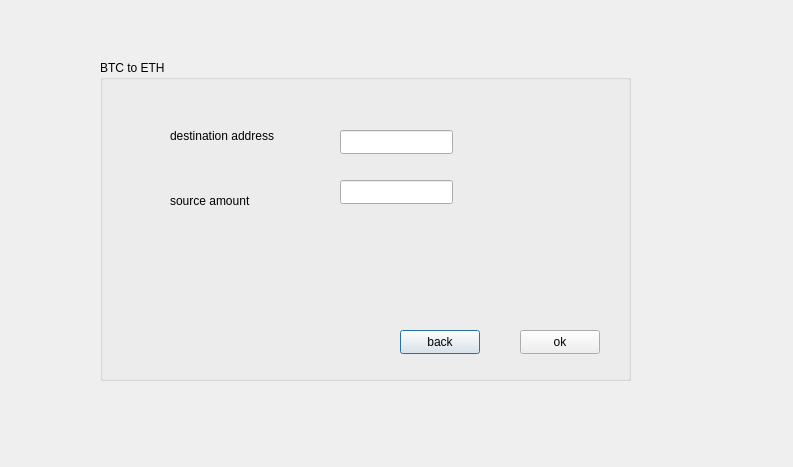
The window that iut/btoe.ui (Ps3383/iut_wallet) describes before a commit, drawn with Qt 5.
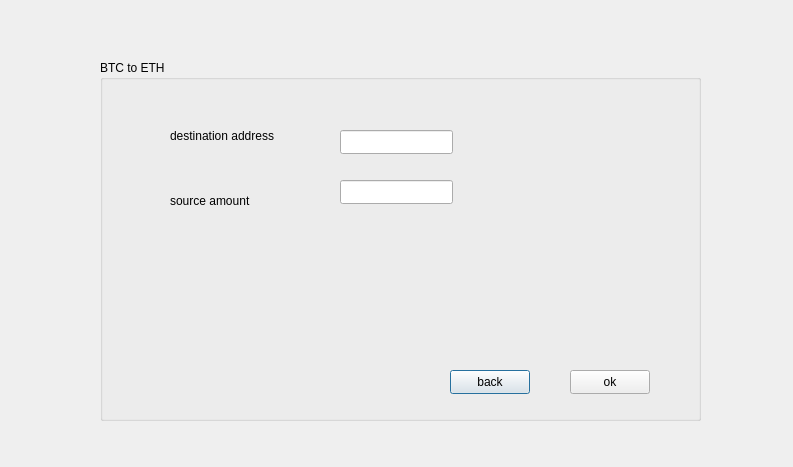
The same window after the commit. Icons and pictures are not drawn.

Diff of the .ui file:
```diff
--- a/iut/btoe.ui
+++ b/iut/btoe.ui
@@ -18,8 +18,8 @@
     <rect>
      <x>100</x>
      <y>60</y>
-     <width>531</width>
-     <height>321</height>
+     <width>601</width>
+     <height>361</height>
     </rect>
    </property>
    <property name="title">
@@ -28,8 +28,8 @@
    <widget class="QPushButton" name="pushButton">
     <property name="geometry">
      <rect>
-      <x>300</x>
-      <y>270</y>
+      <x>350</x>
+      <y>310</y>
       <width>80</width>
       <height>24</height>
      </rect>
@@ -41,8 +41,8 @@
    <widget class="QPushButton" name="pushButton_2">
     <property name="geometry">
      <rect>
-      <x>420</x>
-      <y>270</y>
+      <x>470</x>
+      <y>310</y>
       <width>80</width>
       <height>24</height>
      </rect>
@@ -97,6 +97,38 @@
      </rect>
     </property>
    </widget>
+   <widget class="QLabel" name="label_3">
+    <property name="geometry">
+     <rect>
+      <x>70</x>
+      <y>190</y>
+      <width>161</width>
+      <height>91</height>
+     </rect>
+    </property>
+    <property name="styleSheet">
+     <string notr="true">image: url(:/new/prefix1/BTC.jfif);</string>
+    </property>
+    <property name="text">
+     <string/>
+    </property>
+   </widget>
+   <widget class="QLabel" name="label_4">
+    <property name="geometry">
+     <rect>
+      <x>300</x>
+      <y>190</y>
+      <width>181</width>
+      <height>91</height>
+     </rect>
+    </property>
+    <property name="styleSheet">
+     <string notr="true">image: url(:/new/prefix1/ETH.jfif);</string>
+    </property>
+    <property name="text">
+     <string/>
+    </property>
+   </widget>
   </widget>
  </widget>
  <resources/>
```
